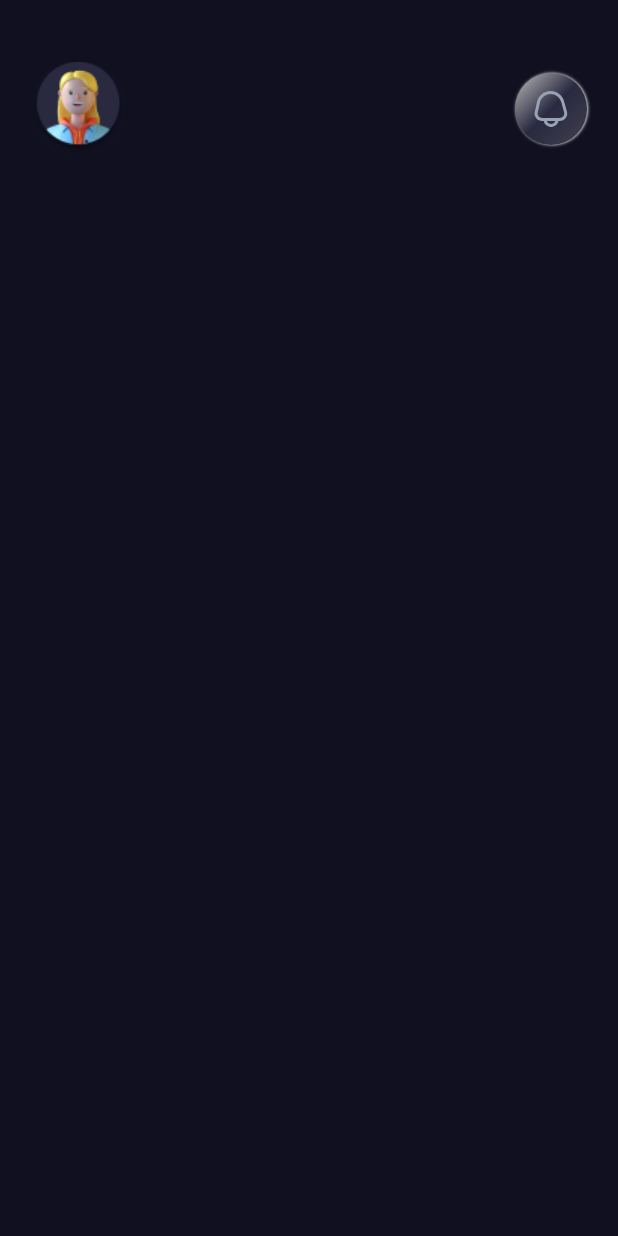
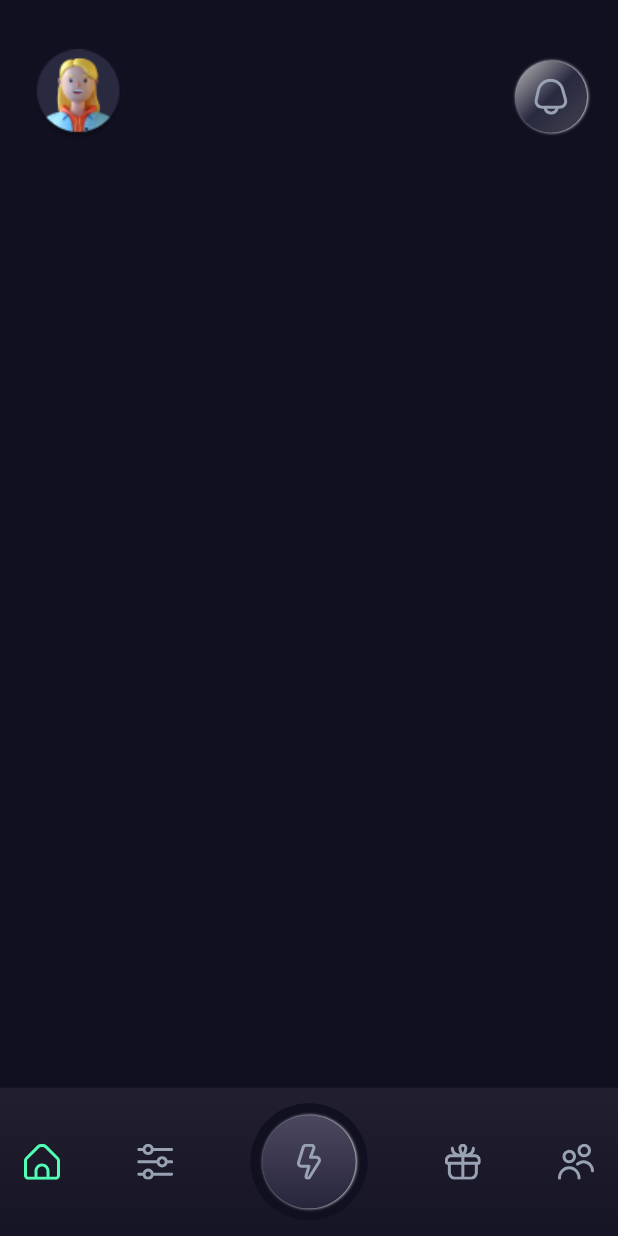
Before and after one commit to iusamaashraf/energy-app, a Flutter app: the RootPage screen opened directly, on a phone screen of 412 x 824 dp. Run offline on Flutter 3.47's test engine with Material 2 defaults, Android fonts, the phone set to English and light mode, and no system bars; our stand-ins replace flutter_svg, get, google_fonts.

Commit message:
root page done

```diff
--- a/lib/constants/colors.dart
+++ b/lib/constants/colors.dart
@@ -4,4 +4,5 @@ class ColorClass {
   static const scaffoldColor = Color(0xff101021);
   static const textFieldBorderColor = Color(0xff343447);
   static const lightGreenColor = Color(0xff50FEB4);
+  static const unselectedNavColor = Color(0xff98A2B3);
 }
--- a/lib/constants/icons.dart
+++ b/lib/constants/icons.dart
@@ -7,4 +7,9 @@ class IconClass {
   static const user = 'assets/icons/user.svg';
   static const notification = 'assets/icons/notificaiton.svg';
   static const reviewImage = 'assets/icons/review_image.svg';
+  static const home = 'assets/icons/home.svg';
+  static const meter = 'assets/icons/meter.svg';
+  static const devices = 'assets/icons/devices.svg';
+  static const gift = 'assets/icons/gift.svg';
+  static const community = 'assets/icons/community.svg';
 }
--- a/lib/views/pages/root/root_page.dart
+++ b/lib/views/pages/root/root_page.dart
@@ -19,6 +19,7 @@ class RootPage extends StatefulWidget {
 }
 
 class _RootPageState extends State<RootPage> {
+  int selecetedIndex = 0;
   final _pages = [
     HomePage(),
     MeterPage(),
@@ -26,25 +27,124 @@ class _RootPageState extends State<RootPage> {
     RewardPage(),
     CommunityPage(),
   ];
+  final PageStorageBucket bucket = PageStorageBucket();
+  Widget currentScreen = const HomePage();
   @override
   Widget build(BuildContext context) {
     return Scaffold(
       backgroundColor: ColorClass.scaffoldColor,
+      floatingActionButtonLocation: FloatingActionButtonLocation.centerDocked,
       body: SizedBox(
         height: Get.height,
         width: Get.width,
+        child: Column(
+          children: [
+            Padding(
+              padding: EdgeInsets.only(
+                  top: Get.height * 0.04,
+                  left: Get.width * 0.05,
+                  right: Get.width * 0.05),
+              child: Header(notificationTap: () {}),
+            ),
+            Expanded(child: _pages[selecetedIndex]),
+            Container(
+              height: Get.height * 0.12,
+              width: Get.width,
+              decoration: const BoxDecoration(
+                gradient: LinearGradient(
+                  begin: Alignment.topCenter,
+                  end: Alignment.bottomCenter,
+                  colors: [
+                    Color(0xff221F2E),
+                    Color(0xff161525),
+                  ],
+                ),
+              ),
+              child: Padding(
+                padding: const EdgeInsets.symmetric(horizontal: 16.0),
+                child: Row(
+                  mainAxisAlignment: MainAxisAlignment.spaceBetween,
+                  children: [
+                    bottomNavBar(IconClass.home, 0),
+                    bottomNavBar(IconClass.meter, 1),
+                    centerNavBar(IconClass.devices, 2),
+                    bottomNavBar(IconClass.gift, 3),
+                    bottomNavBar(IconClass.community, 4),
+                  ],
+                ),
+              ),
+            ),
+          ],
+        ),
+      ),
+    );
+  }
+
+  Widget centerNavBar(String imgPath, int index) {
+    return GestureDetector(
+      onTap: () {
+        setState(() {
+          selecetedIndex = index;
+        });
+      },
+      child: Container(
+        height: Get.height * 0.11,
+        width: Get.width * 0.19,
+        decoration: const BoxDecoration(
+          color: ColorClass.scaffoldColor,
+          shape: BoxShape.circle,
+        ),
         child: Padding(
-          padding: EdgeInsets.symmetric(
-              vertical: Get.height * 0.05, horizontal: Get.width * 0.05),
-          child: Column(
-            children: [
-              Header(
-                notificationTap: () {},
+          padding: const EdgeInsets.all(8),
+          child: Container(
+            decoration: const BoxDecoration(
+              boxShadow: [
+                BoxShadow(
+                  color: Colors.white,
+                  blurRadius: 1,
+                  offset: Offset(
+                    .5,
+                    0.0,
+                  ),
+                ),
+              ],
+              color: Colors.white,
+              shape: BoxShape.circle,
+              gradient: LinearGradient(
+                begin: Alignment.topRight,
+                end: Alignment.bottomRight,
+                colors: [
+                  Color(0xff504B64),
+                  Color(0xff232237),
+                ],
               ),
-            ],
+            ),
+            child: Center(
+              child: SvgPicture.asset(
+                imgPath,
+                color: index == selecetedIndex
+                    ? ColorClass.lightGreenColor
+                    : ColorClass.unselectedNavColor,
+              ),
+            ),
           ),
         ),
       ),
     );
   }
+
+  Widget bottomNavBar(String imgPath, int index) {
+    return GestureDetector(
+        onTap: () {
+          setState(() {
+            selecetedIndex = index;
+          });
+        },
+        child: SvgPicture.asset(
+          imgPath,
+          color: index == selecetedIndex
+              ? ColorClass.lightGreenColor
+              : ColorClass.unselectedNavColor,
+        ));
+  }
 }
```
Also changed, not shown: assets/icons/community.svg (added), assets/icons/devices.svg (added), assets/icons/gift.svg (added), assets/icons/home.svg (added), assets/icons/meter.svg (added).
